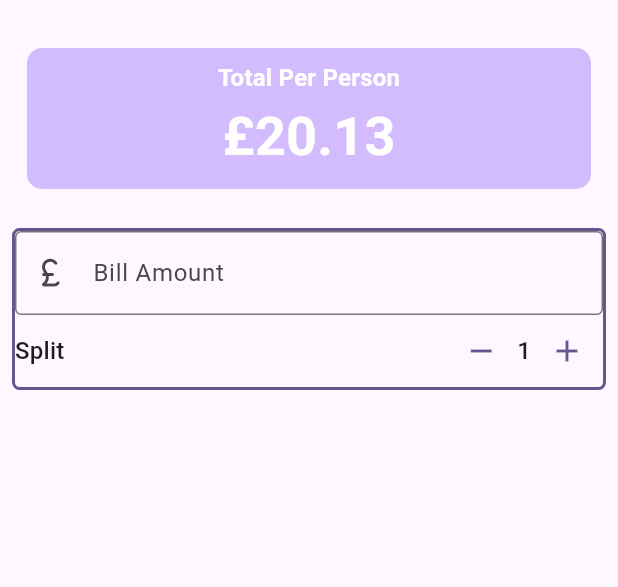
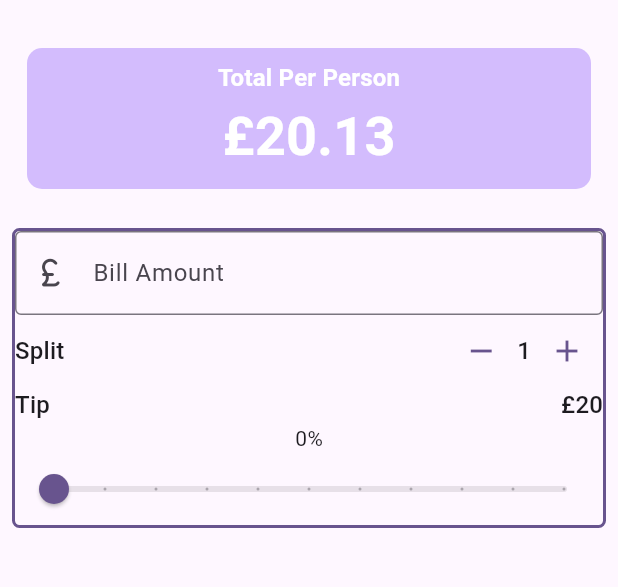
Before and after one commit to cyteen02/utip, a Flutter app: the screen it shows after launch, on a phone screen of 412 x 824 dp, the part 63-650 px from its top. Run offline on Flutter 3.47's test engine with Material 3 defaults, Android fonts, the phone set to English and light mode, and no system bars.

Commit message:
Refactor Tip Slider

```diff
--- a/lib/main.dart
+++ b/lib/main.dart
@@ -7,6 +7,7 @@
 
 import 'package:flutter/material.dart';
 import 'package:utip/widgets/person_counter.dart';
+import 'package:utip/widgets/tip_slider.dart';
 
 void main() {
   runApp(const MainApp());
@@ -37,6 +38,7 @@ class UTip extends StatefulWidget {
 
 class _UTipState extends State<UTip> {
   int _personCount = 1;
+  double _tipPercentage = 0.0;
 
   void incrementPersonCount() {
     setState(() {
@@ -109,12 +111,30 @@ class _UTipState extends State<UTip> {
                   ),
                   // Split Bill area
                   PersonCounter(
-
-                  theme: theme,
+                    theme: theme,
                     personCount: _personCount,
                     onDecrement: decrementPersonCount,
                     onIncrement: incrementPersonCount,
                   ),
+
+                  // == Tip Section
+                  Row(
+                    mainAxisAlignment: MainAxisAlignment.spaceBetween,
+                    children: [
+                      Text('Tip', style: theme.textTheme.titleMedium),
+                      Text('£20', style: theme.textTheme.titleMedium),
+                    ],
+                  ),
+
+                  // == Slider & Text
+                  Text("${(_tipPercentage * 100).round()}%"),
+
+                  TipSlider(tipPercentage: _tipPercentage,
+                  onChanged: (double value) {
+                    setState(() {
+                      _tipPercentage = value;
+                    });
+                   },),
                 ],
               ),
             ),
--- /dev/null
+++ b/lib/widgets/tip_slider.dart
@@ -0,0 +1,24 @@
+import 'package:flutter/material.dart';
+
+class TipSlider extends StatelessWidget {
+  const TipSlider({
+    super.key,
+    required double tipPercentage,
+    required this.onChanged,
+  }) : _tipPercentage = tipPercentage;
+
+  final double _tipPercentage;
+  final ValueChanged<double> onChanged;
+
+  @override
+  Widget build(BuildContext context) {
+    return Slider(
+      value: _tipPercentage,
+      min: 0.0,
+      max: 0.5,
+      divisions: 10,
+      label: '${(_tipPercentage * 100).round()}',
+      onChanged: onChanged,
+    );
+  }
+}
```
